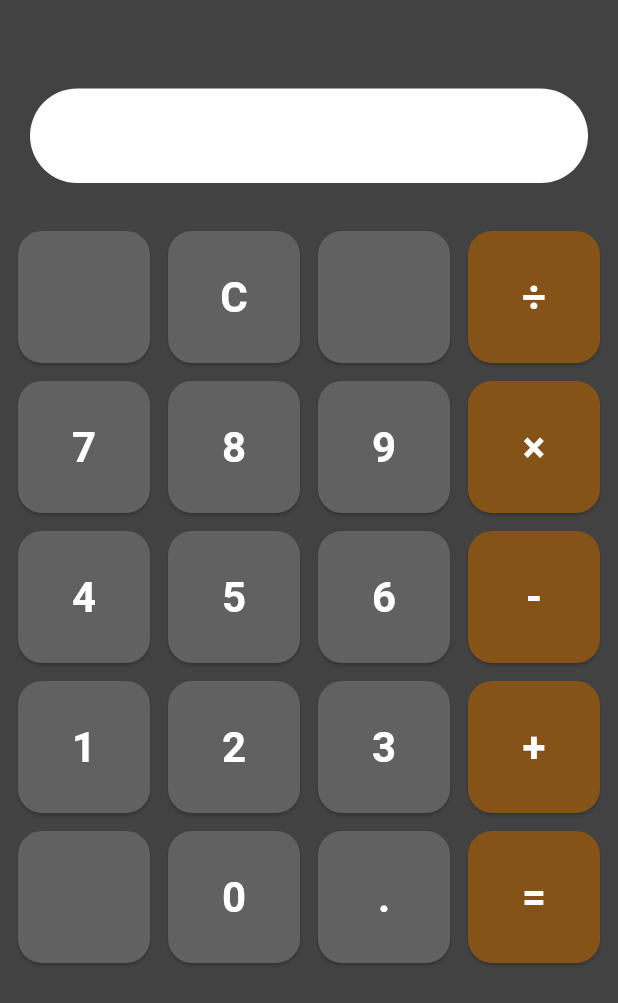
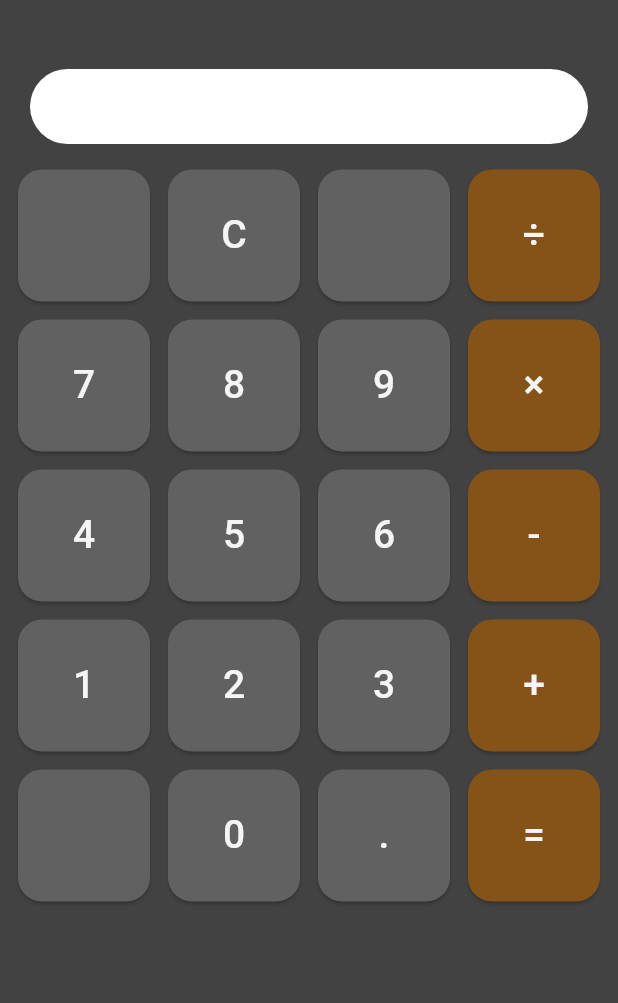
Before and after one commit to joba/flutterCalculator, a Flutter app: the screen it shows after launch, on a phone screen of 412 x 824 dp. Shown: the top 1003 px of the screen. Run offline on Flutter 3.47's test engine with Material 3 defaults, Android fonts, the phone set to English and light mode, and no system bars; our stand-ins replace math_expressions.

Commit message:
update margins/paddings

```diff
--- a/lib/utils/layout_utils.dart
+++ b/lib/utils/layout_utils.dart
@@ -58,3 +58,7 @@ List<String> getButtons(double width) {
 double getButtonAspectRatio(double width) {
   return width > breakpoint ? 2 : 1;
 }
+
+double getGridPaddingAndMargin(double width) {
+  return width > breakpoint ? 6 : 12;
+}
--- a/lib/widgets/display_widget.dart
+++ b/lib/widgets/display_widget.dart
@@ -12,23 +12,23 @@ class DisplayWidget extends StatelessWidget {
       children: [
         Container(
           alignment: Alignment.centerRight,
-          margin: const EdgeInsets.fromLTRB(0, 20, 30, 0),
+          margin: const EdgeInsets.fromLTRB(0, 10, 30, 0),
           child: Text(
             labelText ?? "",
-            style: TextStyle(color: Colors.grey[600], fontSize: 24),
+            style: TextStyle(color: Colors.grey[600], fontSize: 22),
           ),
         ),
         Container(
           alignment: Alignment.centerRight,
-          margin: const EdgeInsets.fromLTRB(20, 5, 20, 20),
-          padding: const EdgeInsets.fromLTRB(30, 10, 30, 10),
+          margin: const EdgeInsets.fromLTRB(20, 5, 20, 5),
+          padding: const EdgeInsets.fromLTRB(30, 5, 30, 5),
           decoration: BoxDecoration(
             borderRadius: BorderRadius.all(Radius.circular(40)),
             color: Colors.white,
           ),
           child: Text(
             text,
-            style: const TextStyle(color: Colors.black, fontSize: 30),
+            style: const TextStyle(color: Colors.black, fontSize: 28),
           ),
         ),
       ],
--- a/lib/widgets/numpad_widget.dart
+++ b/lib/widgets/numpad_widget.dart
@@ -18,13 +18,16 @@ class NumPadWidget extends StatelessWidget {
             final buttonAspectRatio = getButtonAspectRatio(
               constraints.maxWidth,
             );
+            final gridPaddingAndMargin = getGridPaddingAndMargin(
+              constraints.maxWidth,
+            );
 
             return GridView.builder(
-              padding: EdgeInsets.all(12),
+              padding: EdgeInsets.all(gridPaddingAndMargin),
               gridDelegate: SliverGridDelegateWithFixedCrossAxisCount(
                 crossAxisCount: crossAxisCount,
-                mainAxisSpacing: 12,
-                crossAxisSpacing: 12,
+                mainAxisSpacing: gridPaddingAndMargin,
+                crossAxisSpacing: gridPaddingAndMargin,
                 childAspectRatio:
                     buttonAspectRatio, // Makes buttons slightly wider than tall
               ),
@@ -45,11 +48,7 @@ class NumPadWidget extends StatelessWidget {
                   onPressed: () => onButtonPressed(value),
                   child: Text(
                     value,
-                    style: TextStyle(
-                      fontSize: 28,
-                      color: Colors.white,
-                      fontWeight: FontWeight.bold,
-                    ),
+                    style: TextStyle(fontSize: 26, color: Colors.grey[100]),
                   ),
                 );
               },
```
